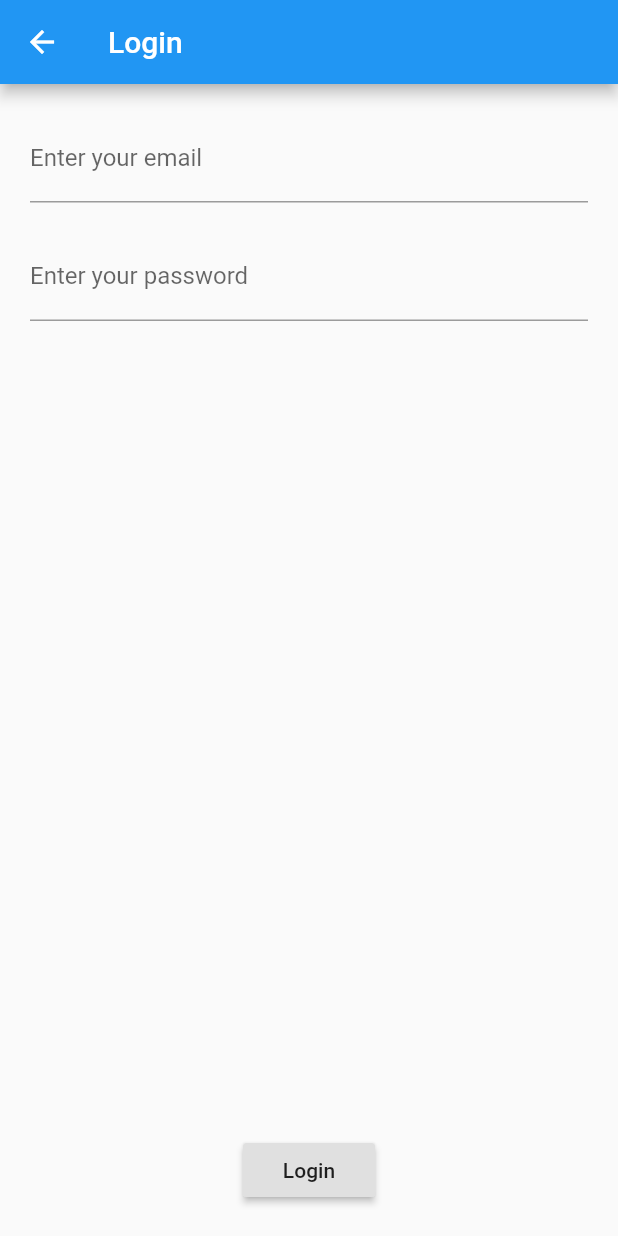
After one commit to john-nhoj/habit_tracker, a Flutter app: the screen it shows after launch, after a tap on "Log in", on a phone screen of 412 x 824 dp. The commit adds this screen. Run offline on Flutter 3.47's test engine with Material 2 defaults, Android fonts, the phone set to English and light mode, and no system bars.

Commit message:
Use improved api calls controller and add login screen

```diff
--- a/lib/models/user.dart
+++ b/lib/models/user.dart
@@ -1,8 +1,15 @@
 import 'package:flutter/material.dart';
 
 class UserModel extends ChangeNotifier {
+  static final UserModel _instance = UserModel._internal();
   String _username, _token;
   bool _isAuthenticated = false;
+
+  factory UserModel() {
+    return _instance;
+  }
+
+  UserModel._internal();
 
   void updateUserProfile(Map<String, dynamic> json) {
     var userInfo = json['user'];
--- /dev/null
+++ b/lib/screens/home.dart
@@ -0,0 +1,12 @@
+import 'package:flutter/material.dart';
+
+class HomePage extends StatelessWidget {
+  const HomePage({Key key}) : super(key: key);
+
+  @override
+  Widget build(BuildContext context) {
+    return Scaffold(
+        appBar: AppBar(title: Text('Login')),
+        body: Center(child: Text('Welcome to your home page')));
+  }
+}
--- a/lib/screens/landing.dart
+++ b/lib/screens/landing.dart
@@ -1,5 +1,5 @@
 import 'package:flutter/material.dart';
-import 'package:habit_tracker/screens/register.dart';
+import 'package:habit_tracker/models/routes.dart';
 
 class LandingPage extends StatelessWidget {
   LandingPage({Key key, this.title}) : super(key: key);
@@ -7,16 +7,26 @@ class LandingPage extends StatelessWidget {
 
   @override
   Widget build(BuildContext context) {
-    String text = 'Register me!';
     return Scaffold(
         appBar: AppBar(title: Text(this.title)),
         body: Center(
-            child: RaisedButton(
-          child: Text(text),
-          onPressed: () {
-            Navigator.push(context,
-                MaterialPageRoute(builder: (context) => RegisterPage()));
-          },
+            child: Column(
+          children: <Widget>[
+            RaisedButton(
+              child: Text('Register'),
+              onPressed: () {
+                Navigator.pushNamed(
+                    context, Routes().getRoute(RouteNames.REGISTER));
+              },
+            ),
+            RaisedButton(
+              child: Text('Log in'),
+              onPressed: () {
+                Navigator.pushNamed(
+                    context, Routes().getRoute(RouteNames.LOGIN));
+              },
+            )
+          ],
         )));
   }
 }
--- /dev/null
+++ b/lib/screens/login.dart
@@ -0,0 +1,80 @@
+import 'package:flutter/material.dart';
+import 'package:habit_tracker/controllers/TextFormFields.dart';
+import 'package:habit_tracker/controllers/fetch.dart';
+import 'package:habit_tracker/models/routes.dart';
+import 'package:habit_tracker/models/user.dart';
+import 'package:provider/provider.dart';
+
+class LoginPage extends StatefulWidget {
+  LoginPage({Key key}) : super(key: key);
+
+  @override
+  _LoginPageState createState() => _LoginPageState();
+}
+
+class _LoginPageState extends State<LoginPage> {
+  @override
+  Widget build(BuildContext context) {
+    return Scaffold(
+        appBar: AppBar(title: Text('Login')), body: Center(child: LoginForm()));
+  }
+}
+
+class LoginForm extends StatefulWidget {
+  LoginForm({Key key}) : super(key: key);
+
+  @override
+  _LoginFormState createState() => _LoginFormState();
+}
+
+class _LoginFormState extends State<LoginForm> {
+  final _formKey = GlobalKey<FormState>();
+  final fetch = Fetch();
+  final emailTextField = EmailTextFormField();
+  final passwordTextField = PasswordTextFormField();
+
+  @override
+  void dispose() {
+    // Clean up the controller when the widget is disposed.
+    emailTextField.dispose();
+    passwordTextField.dispose();
+    super.dispose();
+  }
+
+  @override
+  Widget build(BuildContext context) {
+    var userProfile = Provider.of<UserModel>(context);
+    return Form(
+        key: _formKey,
+        child: Container(
+            padding: EdgeInsets.all(20),
+            child: Column(
+                mainAxisAlignment: MainAxisAlignment.spaceBetween,
+                children: <Widget>[
+                  Wrap(
+                      runSpacing: 20,
+                      children: <Widget>[emailTextField, passwordTextField]),
+                  RaisedButton(
+                    onPressed: () async {
+                      // Validate returns true if the form is valid, otherwise false.
+                      if (_formKey.currentState.validate()) {
+                        fetch.post({
+                          "email": emailTextField.getValue(),
+                          "password": passwordTextField.getValue()
+                        }, '/auth').then((response) {
+                          userProfile.updateUserProfile(response.getData());
+                          Navigator.pushNamedAndRemoveUntil(
+                              context,
+                              Routes().getRoute(RouteNames.HOME),
+                              (route) => false);
+                        }, onError: (error) {
+                          Scaffold.of(context).showSnackBar(SnackBar(
+                              content: Text('Email or password incorrect.')));
+                        });
+                      }
+                    },
+                    child: Text('Login'),
+                  )
+                ])));
+  }
+}
```
